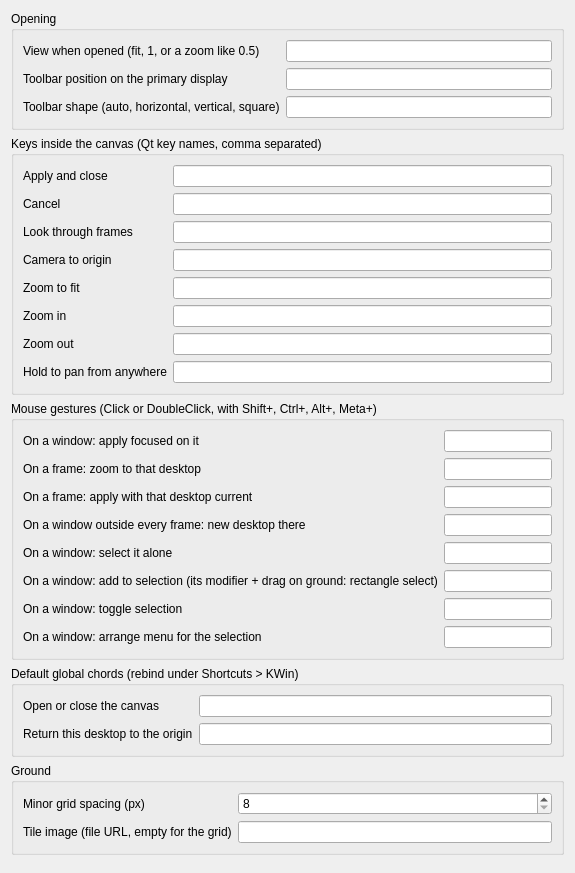
Before: the Qt Designer form effect/contents/ui/config.ui in aaronsb/kwin-canvas, drawn with Qt 5.
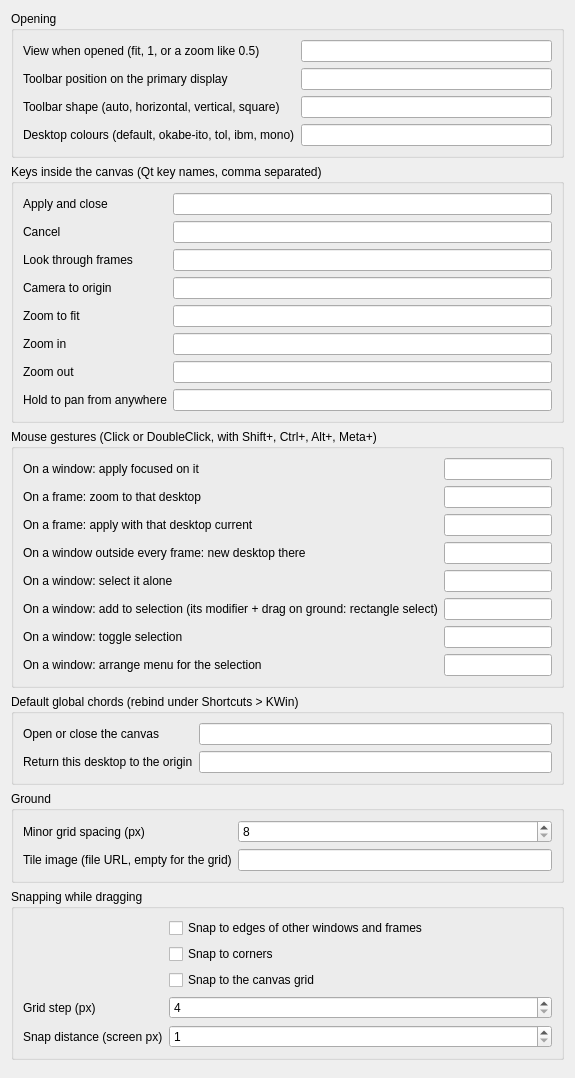
After: the same form once the commit is applied.

Commit message: Snapping (edges, corners, grid) with toolbar toggles; Send to a desktop or the plane; colour-blind safe palettes; frame double-click applies, Ctrl+double-click zooms

```diff
--- a/effect/contents/ui/config.ui
+++ b/effect/contents/ui/config.ui
@@ -13,6 +13,8 @@
      <item row="1" column="1"><widget class="QLineEdit" name="kcfg_HudPosition"/></item>
      <item row="2" column="0"><widget class="QLabel" name="label_HudShape"><property name="text"><string>Toolbar shape (auto, horizontal, vertical, square)</string></property><property name="buddy"><cstring>kcfg_HudShape</cstring></property></widget></item>
      <item row="2" column="1"><widget class="QLineEdit" name="kcfg_HudShape"/></item>
+     <item row="3" column="0"><widget class="QLabel" name="label_Palette"><property name="text"><string>Desktop colours (default, okabe-ito, tol, ibm, mono)</string></property><property name="buddy"><cstring>kcfg_Palette</cstring></property></widget></item>
+     <item row="3" column="1"><widget class="QLineEdit" name="kcfg_Palette"/></item>
     </layout></widget></item>
    <item><widget class="QGroupBox" name="group1"><property name="title"><string>Keys inside the canvas (Qt key names, comma separated)</string></property>
     <layout class="QFormLayout" name="form1">
@@ -66,6 +68,16 @@
      <item row="1" column="0"><widget class="QLabel" name="label_TileImage"><property name="text"><string>Tile image (file URL, empty for the grid)</string></property><property name="buddy"><cstring>kcfg_TileImage</cstring></property></widget></item>
      <item row="1" column="1"><widget class="QLineEdit" name="kcfg_TileImage"/></item>
     </layout></widget></item>
+   <item><widget class="QGroupBox" name="groupSnap"><property name="title"><string>Snapping while dragging</string></property>
+    <layout class="QFormLayout" name="formSnap">
+     <item row="0" column="1"><widget class="QCheckBox" name="kcfg_SnapEdges"><property name="text"><string>Snap to edges of other windows and frames</string></property></widget></item>
+     <item row="1" column="1"><widget class="QCheckBox" name="kcfg_SnapCorners"><property name="text"><string>Snap to corners</string></property></widget></item>
+     <item row="2" column="1"><widget class="QCheckBox" name="kcfg_SnapGrid"><property name="text"><string>Snap to the canvas grid</string></property></widget></item>
+     <item row="3" column="0"><widget class="QLabel" name="label_SnapGridSize"><property name="text"><string>Grid step (px)</string></property><property name="buddy"><cstring>kcfg_SnapGridSize</cstring></property></widget></item>
+     <item row="3" column="1"><widget class="QSpinBox" name="kcfg_SnapGridSize"><property name="minimum"><number>4</number></property><property name="maximum"><number>1024</number></property></widget></item>
+     <item row="4" column="0"><widget class="QLabel" name="label_SnapDistance"><property name="text"><string>Snap distance (screen px)</string></property><property name="buddy"><cstring>kcfg_SnapDistance</cstring></property></widget></item>
+     <item row="4" column="1"><widget class="QSpinBox" name="kcfg_SnapDistance"><property name="minimum"><number>1</number></property><property name="maximum"><number>64</number></property></widget></item>
+    </layout></widget></item>
    <item><spacer name="spacer"><property name="orientation"><enum>Qt::Vertical</enum></property></spacer></item>
   </layout>
  </widget>
```
The commit also changes 7 other files.
